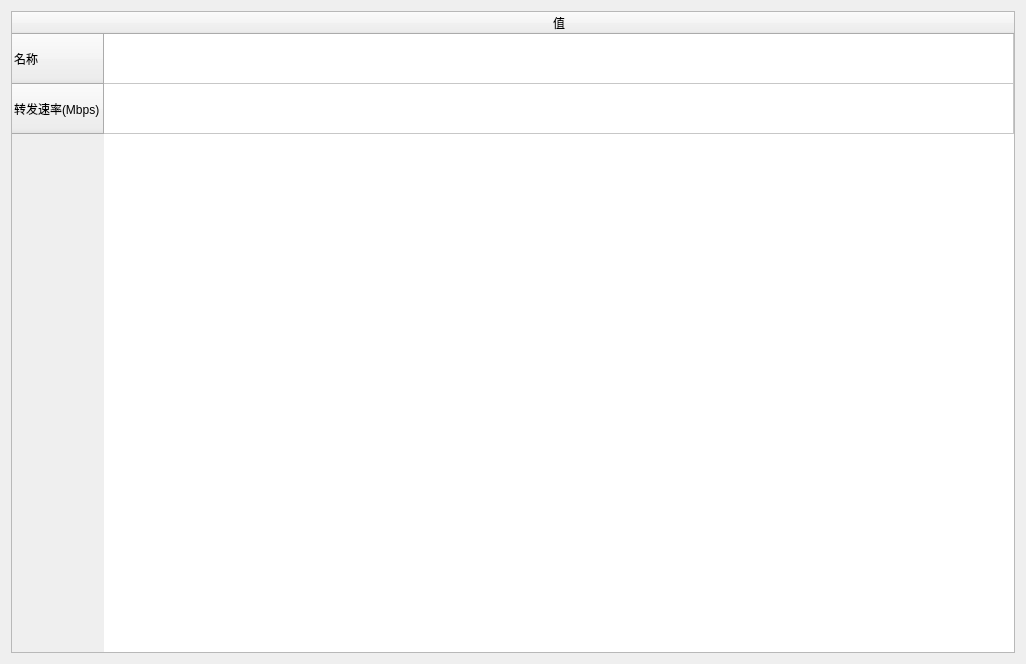
Qt form UI/Network/link_editor.ui (tocods/jobSimQt) before a commit.
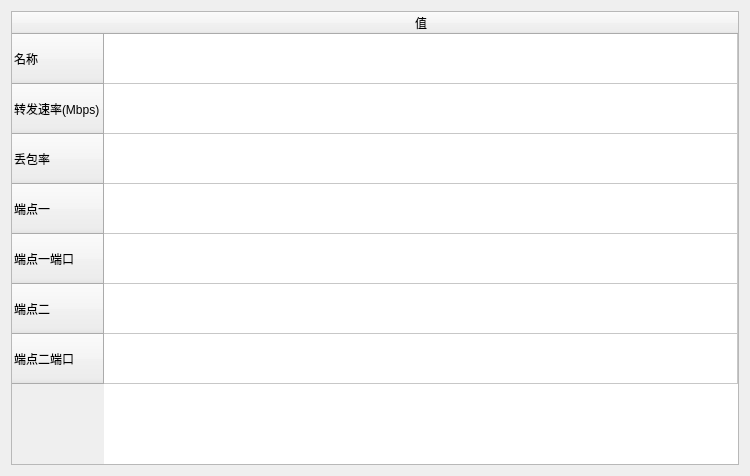
The same form after that commit.

Patch:
```diff
--- a/UI/Network/link_editor.ui
+++ b/UI/Network/link_editor.ui
@@ -6,8 +6,8 @@
    <rect>
     <x>0</x>
     <y>0</y>
-    <width>1026</width>
-    <height>664</height>
+    <width>750</width>
+    <height>476</height>
    </rect>
   </property>
   <property name="windowTitle">
@@ -16,6 +16,12 @@
   <layout class="QVBoxLayout" name="verticalLayout_2">
    <item>
     <widget class="QTableWidget" name="tableWidget_netargs">
+     <property name="sizePolicy">
+      <sizepolicy hsizetype="Expanding" vsizetype="Expanding">
+       <horstretch>0</horstretch>
+       <verstretch>0</verstretch>
+      </sizepolicy>
+     </property>
      <property name="layoutDirection">
       <enum>Qt::LeftToRight</enum>
      </property>
@@ -53,6 +59,31 @@
        <string>转发速率(Mbps)</string>
       </property>
      </row>
+     <row>
+      <property name="text">
+       <string>丢包率</string>
+      </property>
+     </row>
+     <row>
+      <property name="text">
+       <string>端点一</string>
+      </property>
+     </row>
+     <row>
+      <property name="text">
+       <string>端点一端口</string>
+      </property>
+     </row>
+     <row>
+      <property name="text">
+       <string>端点二</string>
+      </property>
+     </row>
+     <row>
+      <property name="text">
+       <string>端点二端口</string>
+      </property>
+     </row>
      <column>
       <property name="text">
        <string>值</string>
```
Left out of the diff: 2 changed lines with no effect on the pictures.
